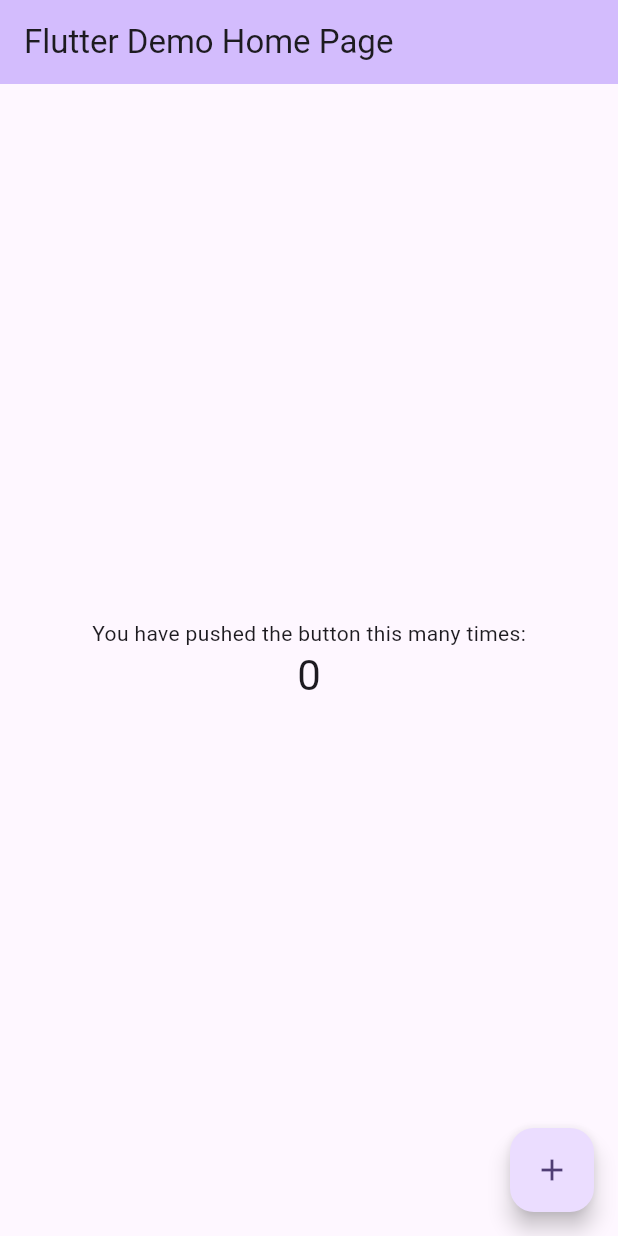
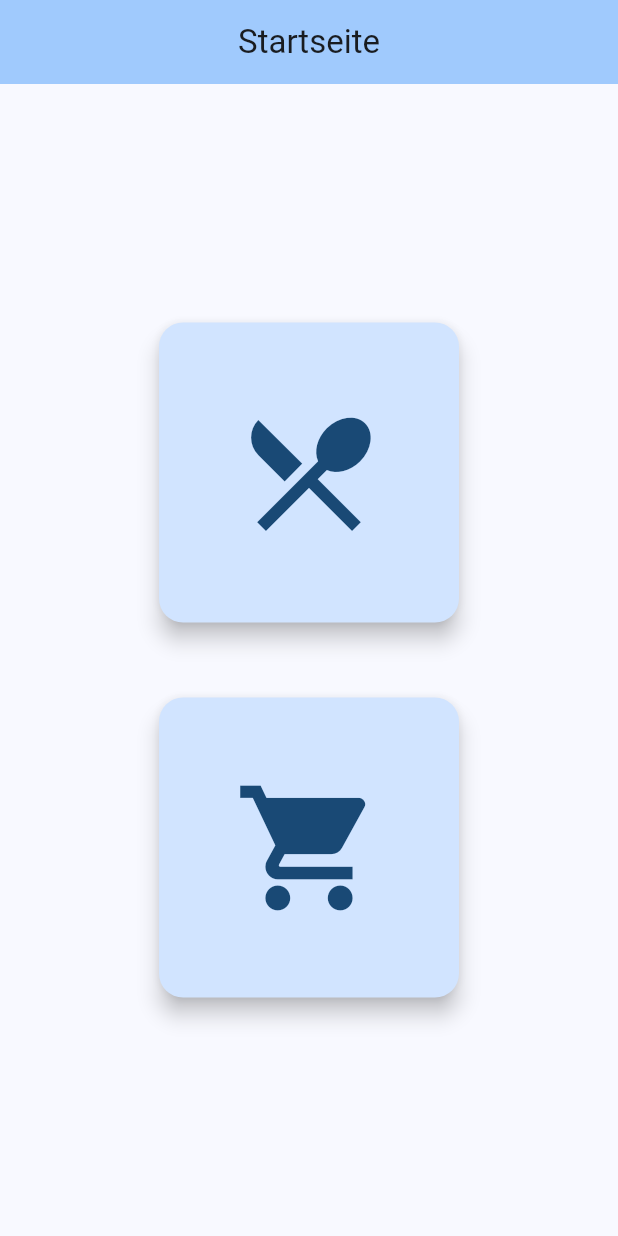
Before and after one commit to Jan-Abben/MeineApp, a Flutter app: the screen it shows after launch, on a phone screen of 412 x 824 dp. Run offline on Flutter 3.47's test engine with Material 3 defaults, Android fonts, the phone set to English and light mode, and no system bars.

Commit message:
implemented simple layout

```diff
--- a/lib/main.dart
+++ b/lib/main.dart
@@ -11,26 +11,12 @@
   @override
   Widget build(BuildContext context) {
     return MaterialApp(
-      title: 'Flutter Demo',
+      title: 'Meine App',
       theme: ThemeData(
-        // This is the theme of your application.
-        //
-        // TRY THIS: Try running your application with "flutter run". You'll see
-        // the application has a purple toolbar. Then, without quitting the app,
-        // try changing the seedColor in the colorScheme below to Colors.green
-        // and then invoke "hot reload" (save your changes or press the "hot
-        // reload" button in a Flutter-supported IDE, or press "r" if you used
-        // the command line to start the app).
-        //
-        // Notice that the counter didn't reset back to zero; the application
-        // state is not lost during the reload. To reset the state, use hot
-        // restart instead.
-        //
-        // This works for code too, not just values: Most code changes can be
-        // tested with just a hot reload.
-        colorScheme: ColorScheme.fromSeed(seedColor: Colors.deepPurple),
+
+        colorScheme: ColorScheme.fromSeed(seedColor: Colors.blue),
       ),
-      home: const MyHomePage(title: 'Flutter Demo Home Page'),
+      home: const MyHomePage(title: 'Startseite'),
     );
   }
 }
@@ -77,46 +63,38 @@
     // than having to individually change instances of widgets.
     return Scaffold(
       appBar: AppBar(
-        // TRY THIS: Try changing the color here to a specific color (to
-        // Colors.amber, perhaps?) and trigger a hot reload to see the AppBar
-        // change color while the other colors stay the same.
+
         backgroundColor: Theme.of(context).colorScheme.inversePrimary,
-        // Here we take the value from the MyHomePage object that was created by
-        // the App.build method, and use it to set our appbar title.
-        title: Text(widget.title),
+        title: Center(child: Text(widget.title)),
       ),
       body: Center(
-        // Center is a layout widget. It takes a single child and positions it
-        // in the middle of the parent.
+
         child: Column(
-          // Column is also a layout widget. It takes a list of children and
-          // arranges them vertically. By default, it sizes itself to fit its
-          // children horizontally, and tries to be as tall as its parent.
-          //
-          // Column has various properties to control how it sizes itself and
-          // how it positions its children. Here we use mainAxisAlignment to
-          // center the children vertically; the main axis here is the vertical
-          // axis because Columns are vertical (the cross axis would be
-          // horizontal).
-          //
-          // TRY THIS: Invoke "debug painting" (choose the "Toggle Debug Paint"
-          // action in the IDE, or press "p" in the console), to see the
-          // wireframe for each widget.
+
           mainAxisAlignment: MainAxisAlignment.center,
+          spacing: 50,
           children: <Widget>[
-            const Text('You have pushed the button this many times:'),
-            Text(
-              '$_counter',
-              style: Theme.of(context).textTheme.headlineMedium,
+            SizedBox(
+              width: 200,
+              height: 200,
+              child: FloatingActionButton(
+              onPressed: (){},
+              tooltip: 'Ernährung',
+              child: const Icon(Icons.local_dining,size: 100,),
+              ),
+            ),
+            SizedBox(
+              width: 200,
+              height: 200,
+              child: FloatingActionButton(
+              onPressed: (){},
+              tooltip: 'Einkaufen',
+              child: const Icon(Icons.local_grocery_store,size: 100,),
+              ),
             ),
           ],
         ),
       ),
-      floatingActionButton: FloatingActionButton(
-        onPressed: _incrementCounter,
-        tooltip: 'Increment',
-        child: const Icon(Icons.add),
-      ), // This trailing comma makes auto-formatting nicer for build methods.
     );
   }
 }
```
